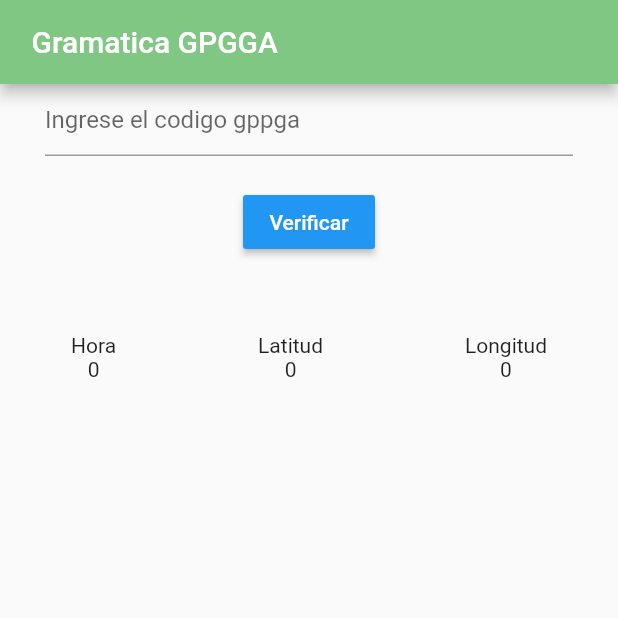
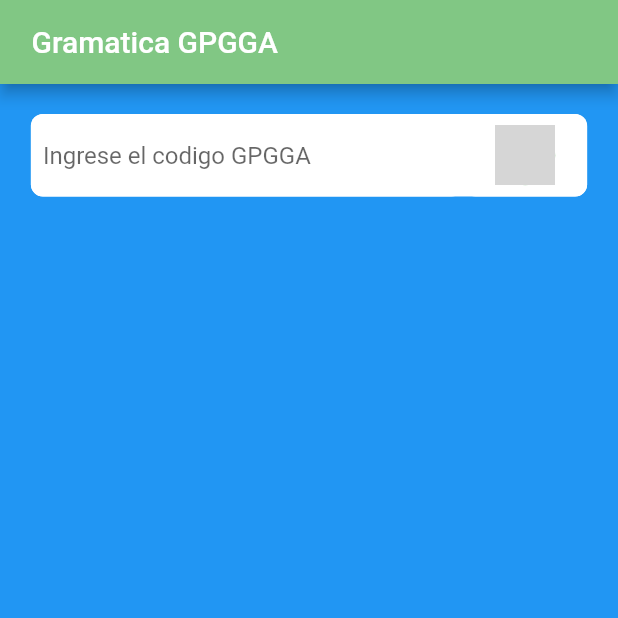
Before and after one commit to ozel-byte/gramatica_gpgga, a Flutter app: the screen it shows after launch, on a phone screen of 412 x 824 dp, the top half of it. Run offline on Flutter 3.47's test engine with Material 2 defaults, Android fonts, the phone set to English and light mode, and no system bars; network calls fail; grey boxes are pictures that could not be loaded.

Commit message:
cambio el diseno del input

```diff
--- a/lib/src/Pages/home_page.dart
+++ b/lib/src/Pages/home_page.dart
@@ -16,12 +16,85 @@ class _HomePageState extends State<HomePage> {
 
   @override
   Widget build(BuildContext context) {
+    final size = MediaQuery.of(context).size;
     return Scaffold(
         appBar: AppBar(
           backgroundColor: Colors.green[300],
           title: const Text(" Gramatica GPGGA "),
         ),
-        body: ListView(
+        body: map(size));
+  }
+
+  Widget map(Size size) {
+    return Stack(
+      children: [
+        Container(
+          color: Colors.blue,
+          width: size.width * 1,
+          height: size.height * 1,
+        ),
+        Row(
+          mainAxisAlignment: MainAxisAlignment.center,
+          children: [
+            Container(
+              margin: const EdgeInsets.only(top: 20),
+              width: size.width * 0.9,
+              height: 55,
+              decoration: BoxDecoration(
+                  color: Colors.white, borderRadius: BorderRadius.circular(8)),
+              child: Row(
+                children: [
+                  Container(
+                    width: size.width * 0.7,
+                    height: size.height * 5,
+                    decoration: BoxDecoration(
+                        color: Colors.white,
+                        borderRadius: BorderRadius.circular(8)),
+                    child: const Padding(
+                      padding: EdgeInsets.all(8.0),
+                      child: TextField(
+                        decoration: InputDecoration(
+                            enabledBorder: UnderlineInputBorder(
+                                borderSide: BorderSide(color: Colors.white)),
+                            focusedBorder: UnderlineInputBorder(
+                                borderSide: BorderSide(color: Colors.white)),
+                            hintText: 'Ingrese el codigo GPGGA'),
+                      ),
+                    ),
+                  ),
+                  Container(
+                      width: size.width * 0.2,
+                      height: size.height * 5,
+                      child: Row(
+                        mainAxisAlignment: MainAxisAlignment.center,
+                        children: [
+                          Container(
+                            width: 40,
+                            height: 40,
+                            decoration: BoxDecoration(
+                                color: Colors.green[200],
+                                image: const DecorationImage(
+                                    fit: BoxFit.cover,
+                                    image: NetworkImage(
+                                        "https://th.bing.com/th/id/OIP.BP2du1B99ZGqAaC-N7ABcAHaE7?w=264&h=180&c=7&r=0&o=5&pid=1.7")),
+                                borderRadius: BorderRadius.circular(70)),
+                          ),
+                        ],
+                      ),
+                      decoration: BoxDecoration(
+                          color: Colors.white,
+                          borderRadius: BorderRadius.circular(8)))
+                ],
+              ),
+            ),
+          ],
+        )
+      ],
+    );
+  }
+
+  Widget list() {
+    return ListView(
       children: [
         Column(
           mainAxisAlignment: MainAxisAlignment.center,
@@ -31,8 +104,8 @@ class _HomePageState extends State<HomePage> {
               child: TextField(
                 controller: _textEditingController,
                 onChanged: (value) => _valueText = value,
-                    decoration: const InputDecoration(
-                        hintText: 'Ingrese el codigo gppga'),
+                decoration:
+                    const InputDecoration(hintText: 'Ingrese el codigo gppga'),
               ),
             ),
             const SizedBox(
@@ -65,6 +138,6 @@ class _HomePageState extends State<HomePage> {
           ],
         ),
       ],
-        ));
+    );
   }
 }
```
Lines whose indentation alone changed are shown as unchanged.
